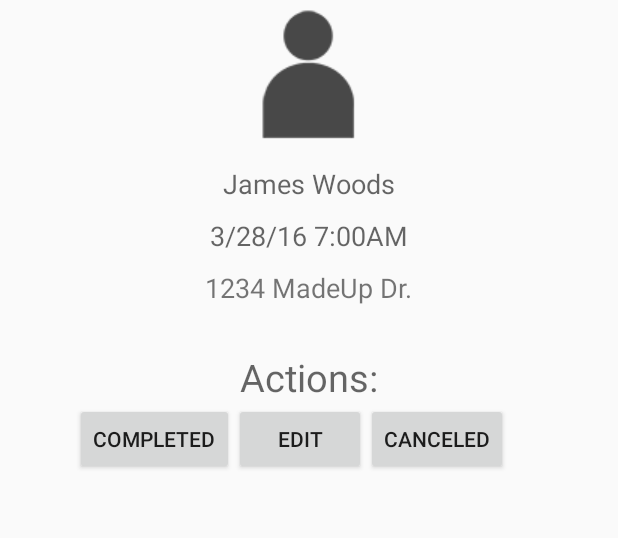
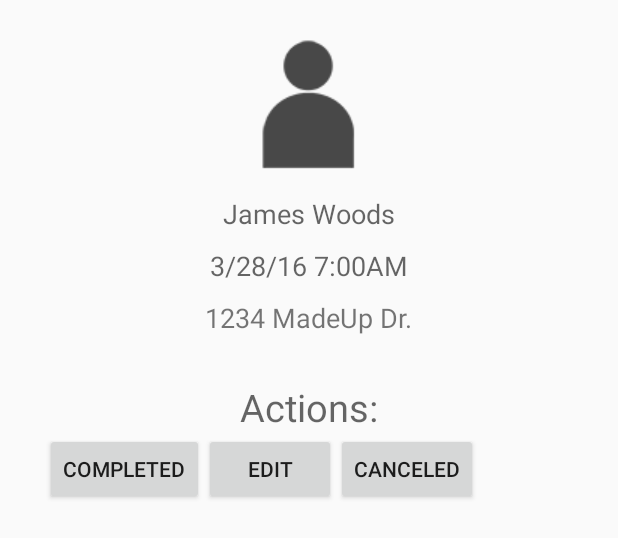
Before and after one commit to Jwood311/Lean-Customer-Management, an Android app: the layout activity_session.xml on its own in the app's theme, with its tools: preview values and no code run, on a phone screen of 412 x 824 dp. Shown: the top 538 px of the screen. Run offline under Robolectric (Android 15) with nearby library versions, the phone set to English and light mode, and no system bars.

Commit message:
Additional layout

```diff
--- a/LeanClientManagement/app/src/main/res/layout/activity_session.xml
+++ b/LeanClientManagement/app/src/main/res/layout/activity_session.xml
@@ -9,7 +9,8 @@
         android:layout_height="wrap_content"
         android:id="@+id/imageView2"
         android:layout_gravity="center_horizontal"
-        android:src="@drawable/profile"/>
+        android:src="@drawable/profile"
+        android:layout_marginTop="20dp"/>
 
     <TextView
         android:layout_width="wrap_content"
@@ -52,7 +53,7 @@
         android:orientation="horizontal"
         android:layout_width="wrap_content"
         android:layout_height="match_parent"
-        android:layout_marginLeft="50dp">
+        android:layout_marginLeft="30dp">
 
         <Button
             android:layout_width="wrap_content"
```
Also changed, not shown: LeanClientManagement/app/src/main/AndroidManifest.xml (+7 -2 lines), LeanClientManagement/app/src/main/java/com/bignerdranch/android/leanclientmanagement/NewCustomerActivity.java (added, +17 -0 lines), LeanClientManagement/app/src/main/res/layout/activity_new_customer.xml (added, +14 -0 lines).
